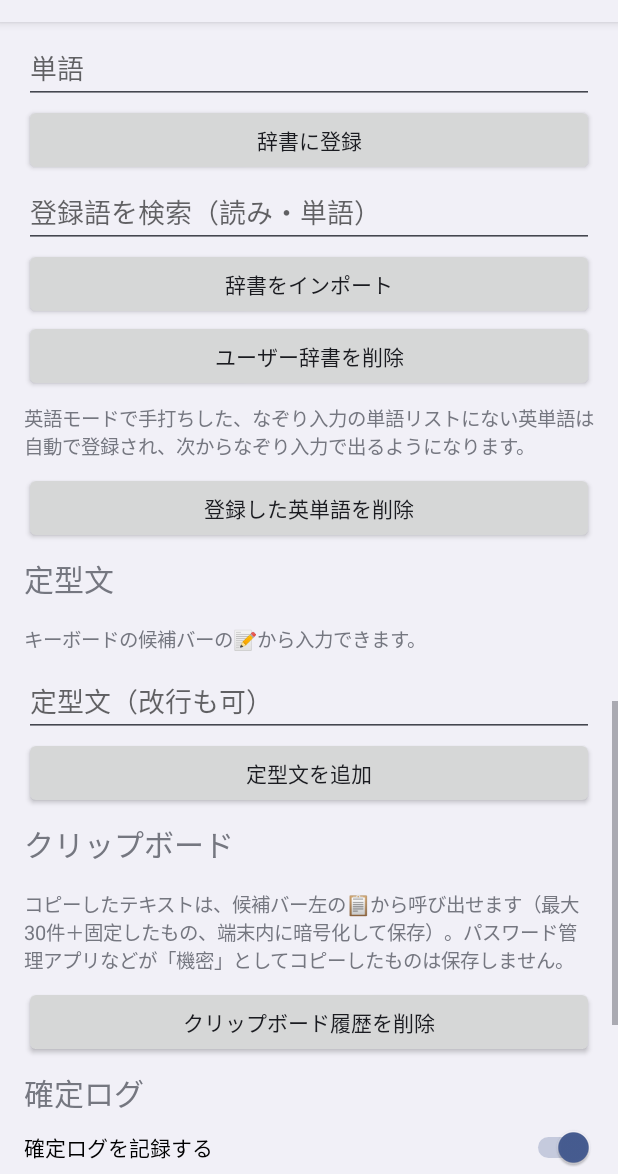
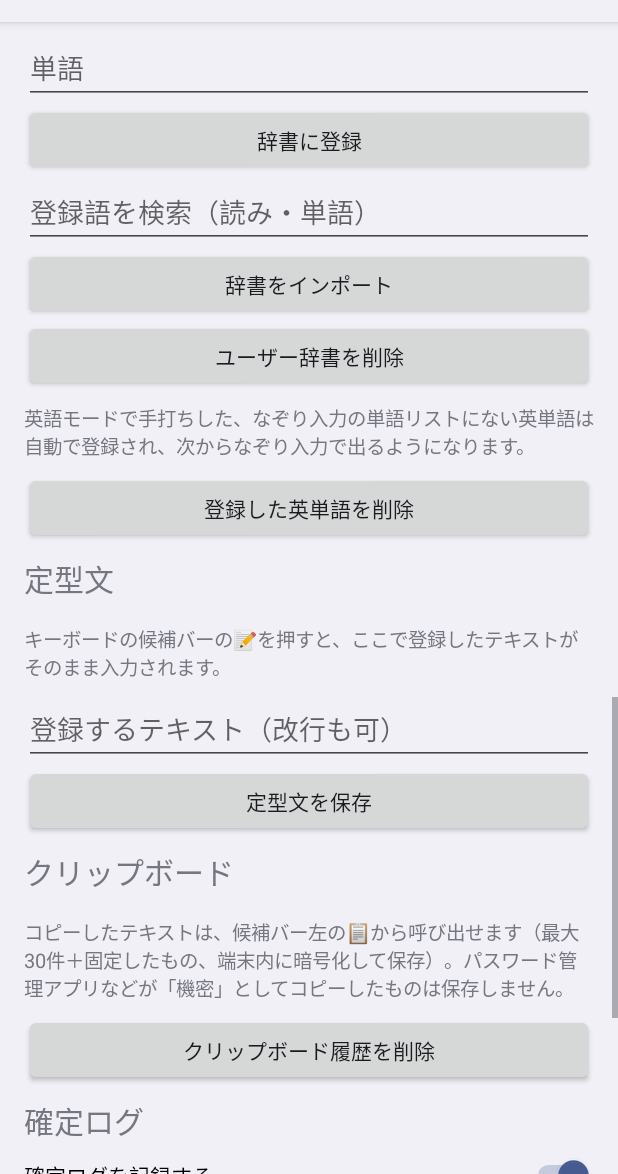
Before and after one commit to a14398138-gmail-com/FlickIME, an Android app: the screen it shows after launch (SettingsActivity), scrolled down 1612 dp, on a phone screen of 412 x 824 dp, the part 62-1236 px from its top. Run offline under Robolectric (Android 15) with nearby library versions, the phone set to English and light mode, and no system bars.

Commit message:
0.43: phrase button types the single registered text directly
Co-Authored-By: Claude Opus 5.5 <noreply@anthropic.com>
Claude-Session: https://claude.ai/code/session_01JYfN7VtbgNboMuFSBpGW5R

```diff
--- a/app/build.gradle.kts
+++ b/app/build.gradle.kts
@@ -10,8 +10,8 @@ android {
         applicationId = "dev.flickime"
         minSdk = 26
         targetSdk = 35
-        versionCode = 42
-        versionName = "0.42"
+        versionCode = 43
+        versionName = "0.43"
         ndk { abiFilters += listOf("arm64-v8a") }
         externalNativeBuild { cmake { arguments += listOf("-DCMAKE_BUILD_TYPE=Release", "-DANDROID_SUPPORT_FLEXIBLE_PAGE_SIZES=ON", "-DGGML_CPU_ARM_ARCH=armv8.6-a+dotprod+i8mm+fp16") } }
     }
--- a/app/src/main/java/dev/flickime/SettingsActivity.kt
+++ b/app/src/main/java/dev/flickime/SettingsActivity.kt
@@ -168,27 +168,14 @@ class SettingsActivity : Activity() {
         })
 
         col.addView(text("定型文", 20f))
-        col.addView(text("キーボードの候補バーの📝から入力できます。", 13f))
-        val snippetIn = EditText(this).apply { hint = "定型文（改行も可）" }
+        col.addView(text("キーボードの候補バーの📝を押すと、ここで登録したテキストがそのまま入力されます。", 13f))
+        val snippetIn = EditText(this).apply { hint = "登録するテキスト（改行も可）"; setText(SnippetStore.load(this@SettingsActivity).firstOrNull().orEmpty()) }
         col.addView(snippetIn)
-        val snippetRows = LinearLayout(this).apply { orientation = LinearLayout.VERTICAL }
-        fun showSnippets() {
-            snippetRows.removeAllViews()
-            val items = SnippetStore.load(this)
-            items.forEachIndexed { i, t ->
-                val row = LinearLayout(this).apply { orientation = LinearLayout.HORIZONTAL; gravity = android.view.Gravity.CENTER_VERTICAL }
-                row.addView(text(t), LinearLayout.LayoutParams(0, LinearLayout.LayoutParams.WRAP_CONTENT, 1f))
-                row.addView(button("削除") { SnippetStore.save(this, items.filterIndexed { j, _ -> j != i }); showSnippets() })
-                snippetRows.addView(row)
-            }
-        }
-        col.addView(button("定型文を追加") {
+        col.addView(button("定型文を保存") {
             val t = snippetIn.text.toString()
-            if (t.isBlank()) toast("定型文を入力してください")
-            else { SnippetStore.save(this, SnippetStore.load(this) + t); snippetIn.setText(""); showSnippets() }
+            SnippetStore.save(this, if (t.isEmpty()) emptyList() else listOf(t))
+            toast(if (t.isEmpty()) "定型文を消しました" else "保存しました")
         })
-        col.addView(snippetRows)
-        showSnippets()
 
         col.addView(text("クリップボード", 20f))
         col.addView(text("コピーしたテキストは、候補バー左の📋から呼び出せます（最大30件＋固定したもの、端末内に暗号化して保存）。パスワード管理アプリなどが「機密」としてコピーしたものは保存しません。", 13f))
```
Also changed, not shown: app/src/main/java/dev/flickime/FlickIMEService.kt (+6 -1 lines).
